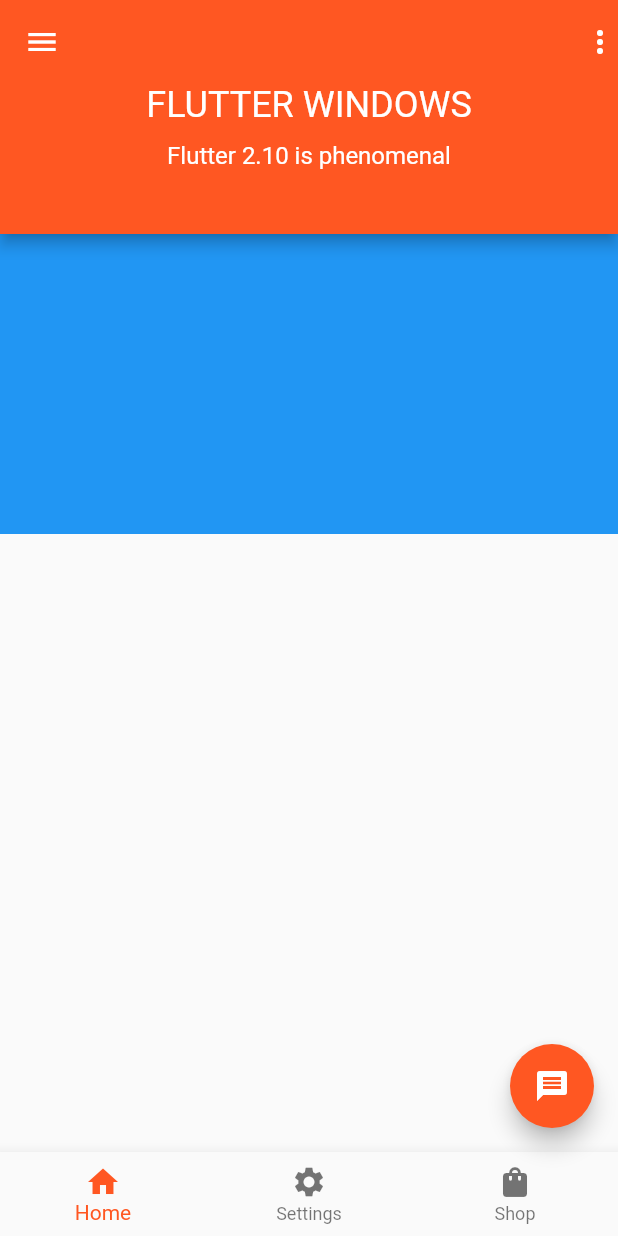
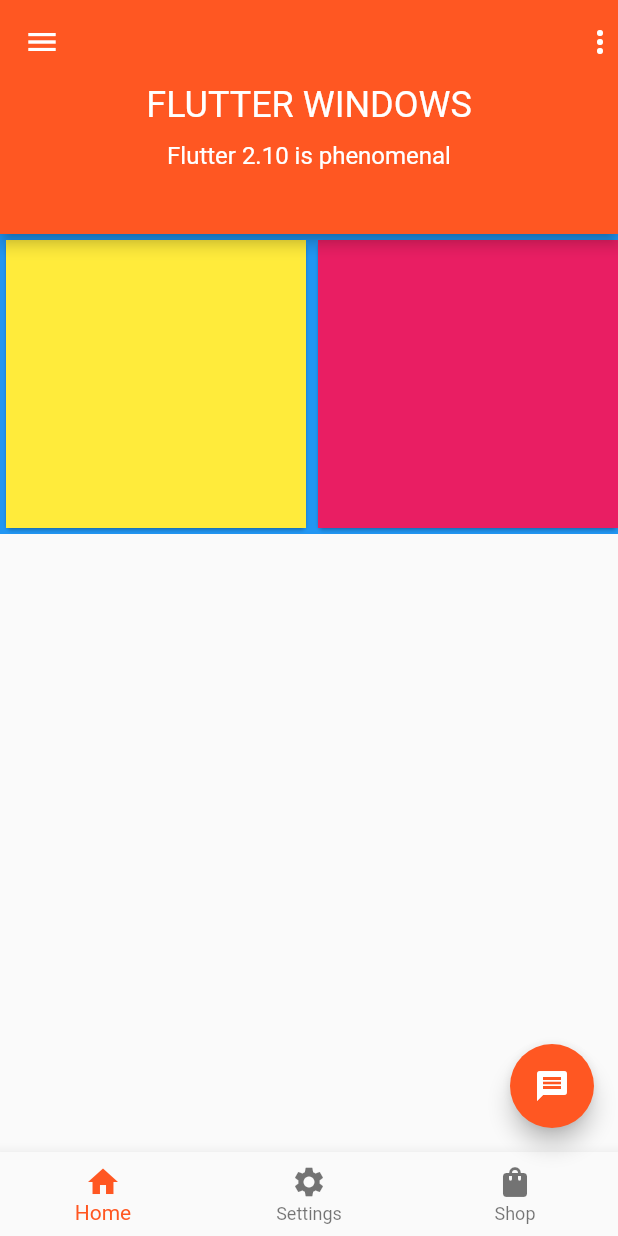
Before and after one commit to praneshp1org/Flutter-UI-Practise, a Flutter app: the screen it shows after launch, on a phone screen of 412 x 824 dp. Run offline on Flutter 3.47's test engine with Material 2 defaults, Android fonts, the phone set to English and light mode, and no system bars; network calls fail.

Commit message:
horizontal scrolling of listVew

```diff
--- a/lib/Pages/Myhomepage.dart
+++ b/lib/Pages/Myhomepage.dart
@@ -53,6 +53,41 @@ class _MyHomePageState extends State<MyHomePage> {
             height: 200,
             width: MediaQuery.of(context).size.width,
             color: Colors.blue,
+            child: ListView(
+              scrollDirection: Axis.horizontal,
+              children: [
+
+                Card(
+                  child: Container(
+                    height: 120,
+                    width: 200,
+                    color: Colors.yellow,
+                  ),
+                ),
+                Card(
+                  child: Container(
+                    height: 120,
+                    width: 200,
+                    color: Colors.pink,
+                  ),
+                ),
+                Card(
+                  child: Container(
+                    height: 120,
+                    width: 200,
+                    color: Colors.grey,
+                  ),
+                ),
+                Card(
+                  child: Container(
+                    height: 120,
+                    width: 200,
+                    color: Colors.black12,
+                  ),
+                ),
+
+              ],
+            ),
           ),
         ],
       ),
```
